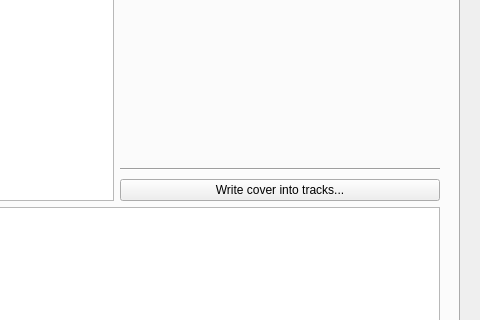
First picture: the form in src/Gui/InfoDialog/GUI_InfoDialog.ui, repository Inferno214221/sayonara-player, before the edit; both pictures show x 639 to 1119 and y 460 to 780 of the 1119 by 1007 pixel window.
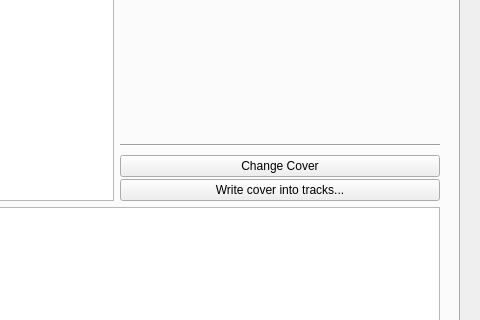
Second picture: the form after the edit. Icons and pictures are not drawn. Custom widgets are drawn as their Qt base class.

Commit message: add change cover button in info dialog

```diff
--- a/src/Gui/InfoDialog/GUI_InfoDialog.ui
+++ b/src/Gui/InfoDialog/GUI_InfoDialog.ui
@@ -212,6 +212,13 @@
                   </property>
                  </spacer>
                 </item>
+                <item>
+                 <widget class="QPushButton" name="btnChangeCover">
+                  <property name="text">
+                   <string>Change Cover</string>
+                  </property>
+                 </widget>
+                </item>
                 <item>
                  <widget class="QPushButton" name="btnWriteCoverToTracks">
                   <property name="text">
```
The commit also changes 1 other file.
